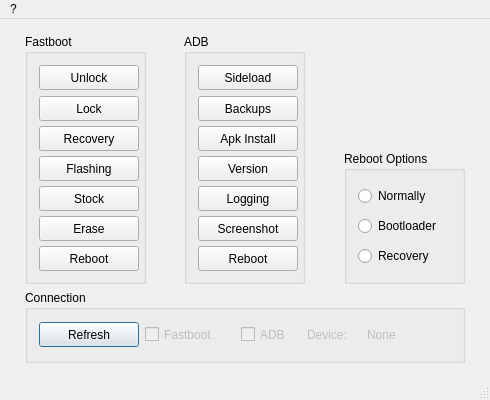
Old version of the form LxMultiTool/mainwindow.ui in the repository lexpaval/LxMultiTool.
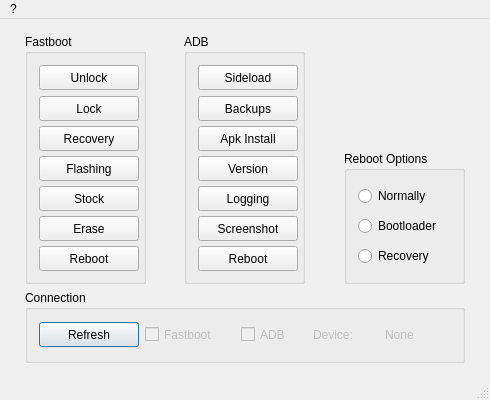
New version of the form. Icons and pictures are not drawn.

What changed in the file:
```diff
--- a/LxMultiTool/mainwindow.ui
+++ b/LxMultiTool/mainwindow.ui
@@ -291,7 +291,7 @@
       </property>
      </spacer>
     </item>
-    <item row="3" column="1" colspan="5">
+    <item row="3" column="1" colspan="5" alignment="Qt::AlignHCenter|Qt::AlignVCenter">
      <widget class="QGroupBox" name="connectionGroup">
       <property name="minimumSize">
        <size>
@@ -368,6 +368,12 @@
          <property name="enabled">
           <bool>false</bool>
          </property>
+         <property name="sizePolicy">
+          <sizepolicy hsizetype="Minimum" vsizetype="Fixed">
+           <horstretch>0</horstretch>
+           <verstretch>0</verstretch>
+          </sizepolicy>
+         </property>
          <property name="minimumSize">
           <size>
            <width>0</width>
@@ -401,45 +407,15 @@
         </widget>
        </item>
        <item>
-        <widget class="QFrame" name="frame">
-         <property name="sizePolicy">
-          <sizepolicy hsizetype="Preferred" vsizetype="Fixed">
-           <horstretch>0</horstretch>
-           <verstretch>0</verstretch>
-          </sizepolicy>
-         </property>
-         <property name="minimumSize">
-          <size>
-           <width>181</width>
-           <height>25</height>
-          </size>
-         </property>
-         <property name="maximumSize">
-          <size>
-           <width>181</width>
-           <height>25</height>
-          </size>
-         </property>
-         <property name="frameShape">
-          <enum>QFrame::NoFrame</enum>
-         </property>
-         <property name="frameShadow">
-          <enum>QFrame::Plain</enum>
-         </property>
-         <property name="lineWidth">
-          <number>0</number>
-         </property>
          <widget class="QLabel" name="label_2">
           <property name="enabled">
            <bool>false</bool>
           </property>
-          <property name="geometry">
-           <rect>
-            <x>10</x>
-            <y>0</y>
-            <width>51</width>
-            <height>25</height>
-           </rect>
+         <property name="sizePolicy">
+          <sizepolicy hsizetype="Minimum" vsizetype="Fixed">
+           <horstretch>0</horstretch>
+           <verstretch>0</verstretch>
+          </sizepolicy>
           </property>
           <property name="minimumSize">
            <size>
@@ -460,17 +436,17 @@
            <string>Device:</string>
           </property>
          </widget>
+       </item>
+       <item>
          <widget class="QLabel" name="label_device">
           <property name="enabled">
            <bool>false</bool>
           </property>
-          <property name="geometry">
-           <rect>
-            <x>70</x>
-            <y>0</y>
-            <width>101</width>
-            <height>25</height>
-           </rect>
+         <property name="sizePolicy">
+          <sizepolicy hsizetype="Minimum" vsizetype="Fixed">
+           <horstretch>0</horstretch>
+           <verstretch>0</verstretch>
+          </sizepolicy>
           </property>
           <property name="minimumSize">
            <size>
@@ -488,7 +464,6 @@
            <string>None</string>
           </property>
          </widget>
-        </widget>
        </item>
       </layout>
      </widget>
```
Left out of the diff: 132 changed lines with no effect on the pictures. Lines whose indentation alone changed are shown as unchanged.
